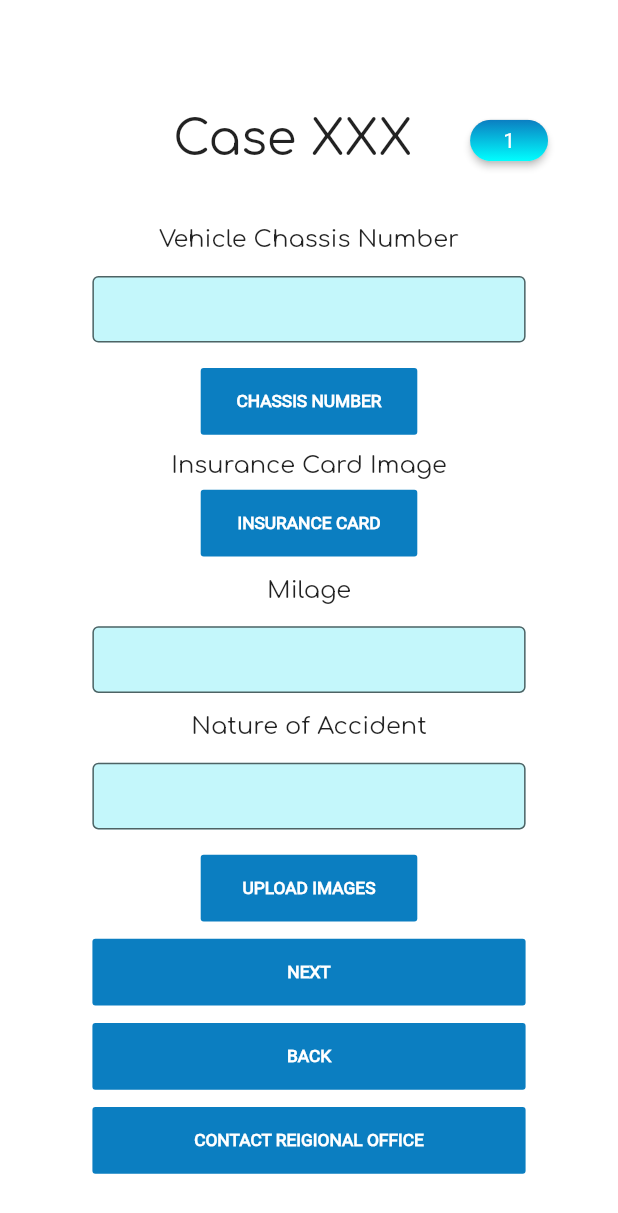
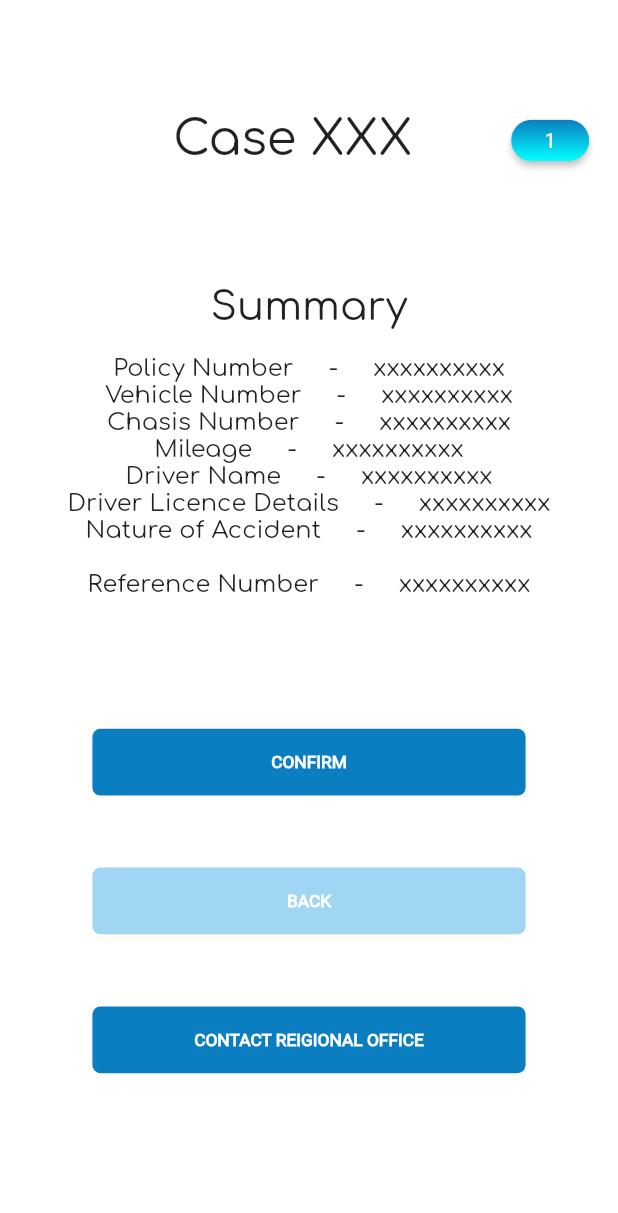
Before and after one commit to kravshan/AgentApp, a Flutter app: the Accept3 screen opened by its route, after a tap on "NEXT", on a phone screen of 412 x 824 dp. Shown: the top 1213 px of the screen. Run offline on Flutter 3.47's test engine with Material 2 defaults, Android fonts, the phone set to English and light mode, and no system bars; our stand-ins replace flutter_map, flutter_screenutil, flutter_svg, image_picker, latlong2; missing offline and left inert: flutter_phone_direct_caller; Roboto replaces fonts that are missing (Robot).

Commit message:
Insurance Agent App newest updates

```diff
--- a/lib/main.dart
+++ b/lib/main.dart
@@ -13,6 +13,8 @@ import 'package:insurance_app/pages/contact.dart';
 import 'package:insurance_app/pages/notification_2.dart';
 import 'package:insurance_app/pages/map.dart';
 import 'package:insurance_app/pages/notification_3.dart';
+import 'package:insurance_app/pages/accept_4.dart';
+import 'package:insurance_app/pages/accept_5.dart';
 
 void main() {
   runApp(ScreenUtilInit(
@@ -32,7 +34,9 @@ void main() {
         '/contact': (context) => Contact(),
         '/notification_2': (context) => Notification_2(),
         '/map': (context) => Map(),
-        '/notification_3': (context) => Notification_3()
+        '/notification_3': (context) => Notification_3(),
+        '/accept_4': (context) => Accept4(),
+        '/accept_5': (context) => Accept5()
       },
     ),
   )
--- a/lib/pages/accept_3.dart
+++ b/lib/pages/accept_3.dart
@@ -96,7 +96,9 @@ class _Accept3State extends State<Accept3> {
               height: 50.h,
               width: 300.w,
               child: FlatButton(
-                onPressed: (){},
+                onPressed: (){
+                  Navigator.pushNamed(context, '/accept_4');
+                },
                 child: Text('NEXT',
                   style: TextStyle(
                       fontSize: 13.sp,
@@ -104,7 +106,7 @@ class _Accept3State extends State<Accept3> {
                       fontFamily: 'Roboto',
                       color: Colors.white
                   ),),
-                color: const Color.fromARGB(255, 11, 126, 193),
+                color: const Color.fromARGB(255, 160, 213, 244),
               ),
             ),
             SizedBox(height: 13.h,),
--- /dev/null
+++ b/lib/pages/accept_4.dart
@@ -0,0 +1,228 @@
+import 'package:flutter/material.dart';
+import 'package:insurance_app/services/topic_and_button.dart';
+import 'package:flutter_screenutil/flutter_screenutil.dart';
+
+class Accept4 extends StatefulWidget {
+  const Accept4({Key? key}) : super(key: key);
+
+  @override
+  _Accept4State createState() => _Accept4State();
+}
+
+class _Accept4State extends State<Accept4> {
+  @override
+  Widget build(BuildContext context) {
+    return Scaffold(
+      backgroundColor: Colors.white,
+
+      body: Column(
+        children: [
+          SizedBox(height: 85.h,),
+          TopicAndButton(text: 'Case XXX'),
+          SizedBox(height: 87.h,),
+          Text('Summary',
+          style: TextStyle(
+            fontWeight: FontWeight.w400,
+            fontSize: 30.sp,
+            fontFamily: 'Comfortaa'
+          ),),
+          SizedBox(height: 20.h,),
+          Row(
+            mainAxisAlignment: MainAxisAlignment.center,
+            children: [
+              Text('Policy Number     -',
+                style: TextStyle(
+                    fontWeight: FontWeight.w400,
+                    fontSize: 18.sp,
+                    fontFamily: 'Comfortaa'
+                ),),
+              Text('     xxxxxxxxxx',
+                style: TextStyle(
+                    fontWeight: FontWeight.w400,
+                    fontSize: 18.sp,
+                    fontFamily: 'Comfortaa'
+                ),),
+            ],
+          ),
+          Row(
+            mainAxisAlignment: MainAxisAlignment.center,
+            children: [
+              Text('Vehicle Number     -',
+                style: TextStyle(
+                    fontWeight: FontWeight.w400,
+                    fontSize: 18.sp,
+                    fontFamily: 'Comfortaa'
+                ),),
+              Text('     xxxxxxxxxx',
+                style: TextStyle(
+                    fontWeight: FontWeight.w400,
+                    fontSize: 18.sp,
+                    fontFamily: 'Comfortaa'
+                ),),
+            ],
+          ),
+          Row(
+            mainAxisAlignment: MainAxisAlignment.center,
+            children: [
+              Text('Chasis Number     -',
+                style: TextStyle(
+                    fontWeight: FontWeight.w400,
+                    fontSize: 18.sp,
+                    fontFamily: 'Comfortaa'
+                ),),
+              Text('     xxxxxxxxxx',
+                style: TextStyle(
+                    fontWeight: FontWeight.w400,
+                    fontSize: 18.sp,
+                    fontFamily: 'Comfortaa'
+                ),),
+            ],
+          ),
+          Row(
+            mainAxisAlignment: MainAxisAlignment.center,
+            children: [
+              Text('Mileage     -',
+                style: TextStyle(
+                    fontWeight: FontWeight.w400,
+                    fontSize: 18.sp,
+                    fontFamily: 'Comfortaa'
+                ),),
+              Text('     xxxxxxxxxx',
+                style: TextStyle(
+                    fontWeight: FontWeight.w400,
+                    fontSize: 18.sp,
+                    fontFamily: 'Comfortaa'
+                ),),
+            ],
+          ),
+          Row(
+            mainAxisAlignment: MainAxisAlignment.center,
+            children: [
+              Text('Driver Name     -',
+                style: TextStyle(
+                    fontWeight: FontWeight.w400,
+                    fontSize: 18.sp,
+                    fontFamily: 'Comfortaa'
+                ),),
+              Text('     xxxxxxxxxx',
+                style: TextStyle(
+                    fontWeight: FontWeight.w400,
+                    fontSize: 18.sp,
+                    fontFamily: 'Comfortaa'
+                ),),
+            ],
+          ),
+          Row(
+            mainAxisAlignment: MainAxisAlignment.center,
+            children: [
+              Text('Driver Licence Details     -',
+                style: TextStyle(
+                    fontWeight: FontWeight.w400,
+                    fontSize: 18.sp,
+                    fontFamily: 'Comfortaa'
+                ),),
+              Text('     xxxxxxxxxx',
+                style: TextStyle(
+                    fontWeight: FontWeight.w400,
+                    fontSize: 18.sp,
+                    fontFamily: 'Comfortaa'
+                ),),
+            ],
+          ),
+          Row(
+            mainAxisAlignment: MainAxisAlignment.center,
+            children: [
+              Text('Nature of Accident     -',
+                style: TextStyle(
+                    fontWeight: FontWeight.w400,
+                    fontSize: 18.sp,
+                    fontFamily: 'Comfortaa'
+                ),),
+              Text('     xxxxxxxxxx',
+                style: TextStyle(
+                    fontWeight: FontWeight.w400,
+                    fontSize: 18.sp,
+                    fontFamily: 'Comfortaa'
+                ),),
+            ],
+          ),
+          SizedBox(height: 20.h,),
+          Row(
+            mainAxisAlignment: MainAxisAlignment.center,
+            children: [
+              Text('Reference Number     -',
+                style: TextStyle(
+                    fontWeight: FontWeight.w400,
+                    fontSize: 18.sp,
+                    fontFamily: 'Comfortaa'
+                ),),
+              Text('     xxxxxxxxxx',
+                style: TextStyle(
+                    fontWeight: FontWeight.w400,
+                    fontSize: 18.sp,
+                    fontFamily: 'Comfortaa'
+                ),),
+            ],
+          ),
+          SizedBox(height: 98.h,),
+          SizedBox(
+            height: 50.h,
+            width: 300.w,
+            child: FlatButton(
+              onPressed: (){
+                Navigator.pushNamedAndRemoveUntil(context, '/accept_5', (route) => false);
+              },
+              child: Text('CONFIRM',
+                style: TextStyle(
+                    fontSize: 13.sp,
+                    fontWeight: FontWeight.w900,
+                    fontFamily: 'Roboto',
+                    color: Colors.white
+                ),),
+              color: const Color.fromARGB(255, 11, 126, 193),
+              shape: RoundedRectangleBorder(borderRadius: BorderRadius.circular(6.r)),
+            ),
+          ),
+          SizedBox(height: 54.h,),
+          SizedBox(
+            height: 50.h,
+            width: 300.w,
+            child: FlatButton(
+              onPressed: (){
+                Navigator.pop(context);
+              },
+              child: Text('BACK',
+                style: TextStyle(
+                    fontSize: 13.sp,
+                    fontWeight: FontWeight.w900,
+                    fontFamily: 'Roboto',
+                    color: Colors.white
+                ),),
+              color: const Color.fromARGB(255, 160, 213, 244),
+              shape: RoundedRectangleBorder(borderRadius: BorderRadius.circular(6.r)),
+            ),
+          ),
+          SizedBox(height: 54.h,),
+          SizedBox(
+            height: 50.h,
+            width: 300.w,
+            child: FlatButton(
+              onPressed: (){
+                Navigator.pushNamed(context, '/contact');
+              },
+              child: Text('CONTACT REIGIONAL OFFICE',
+                style: TextStyle(
+                    fontSize: 13.sp,
+                    fontWeight: FontWeight.w900,
+                    fontFamily: 'Roboto',
+                    color: Colors.white
+                ),),
+              color: const Color.fromARGB(255, 11, 126, 193),
+              shape: RoundedRectangleBorder(borderRadius: BorderRadius.circular(6.r)),
+            ),
+          )
+        ],
+      ),
+    );
+  }
+}
--- a/lib/pages/contact.dart
+++ b/lib/pages/contact.dart
@@ -41,13 +41,13 @@ class _ContactState extends State<Contact> {
           SizedBox(height: 41.sp),
           SizedBox(
             height: 50.h,
-            width: 155.w,
+            width: 160.w,
             child: contactNumber(number1, 1)
           ),
           SizedBox(height: 45.h),
-          SizedBox(height: 50.h, width: 155.w, child: contactNumber(number2, 2)),
+          SizedBox(height: 50.h, width: 160.w, child: contactNumber(number2, 2)),
           SizedBox(height: 45.h),
-          SizedBox(height: 50.h, width: 155.w, child: contactNumber(number3, 3)),
+          SizedBox(height: 50.h, width: 160.w, child: contactNumber(number3, 3)),
           SizedBox(height: 276.h),
           SizedBox(height: 50.h, width: 155.w ,child: back()),
         ],
--- a/lib/services/topic_and_button.dart
+++ b/lib/services/topic_and_button.dart
@@ -17,18 +17,23 @@ class _TopicAndButtonState extends State<TopicAndButton> {
   @override
   Widget build(BuildContext context) {
     return Row(
-      mainAxisAlignment: MainAxisAlignment.start,
+      mainAxisAlignment: MainAxisAlignment.spaceBetween,
       children: [
-        SizedBox(width: 120.w,),
-        Text(
+        //SizedBox(width: 115.w,),
+        Padding(
+          padding: EdgeInsets.fromLTRB(120.w, 0, 0, 0),
+          child: Text(
             text,
             style: TextStyle(
               fontFamily: 'Comfortaa',
               fontSize: 36.sp,
             ),
           ),
-        SizedBox(width: 40.w,),
-        SizedBox(
+        ),
+        //SizedBox(width: 40.w,),
+        Padding(
+          padding: EdgeInsets.fromLTRB(0, 0, 20.w, 0),
+          child: SizedBox(
             width: 54.w,
             height: 31.h,
             child: RaisedButton(
@@ -57,6 +62,7 @@ class _TopicAndButtonState extends State<TopicAndButton> {
               ),
             ),
           ),
+        ),
       ],
     );
   }
```
Also changed, not shown: lib/pages/accept_5.dart (added, +127 -0 lines). Lines whose indentation alone changed are shown as unchanged.
